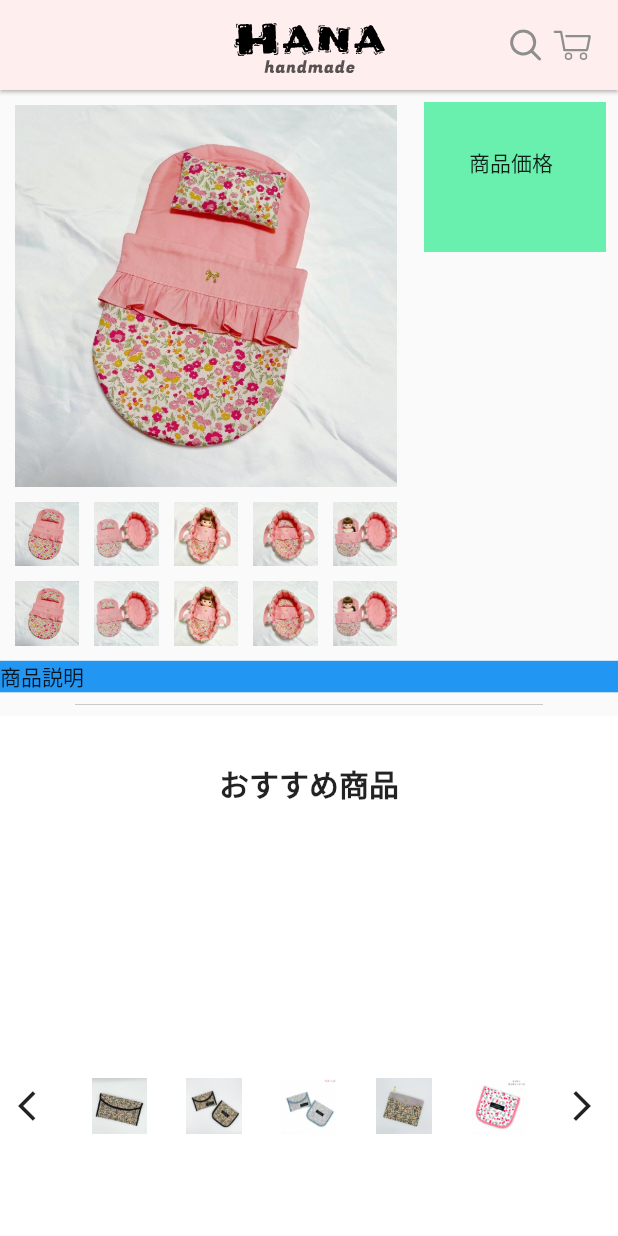
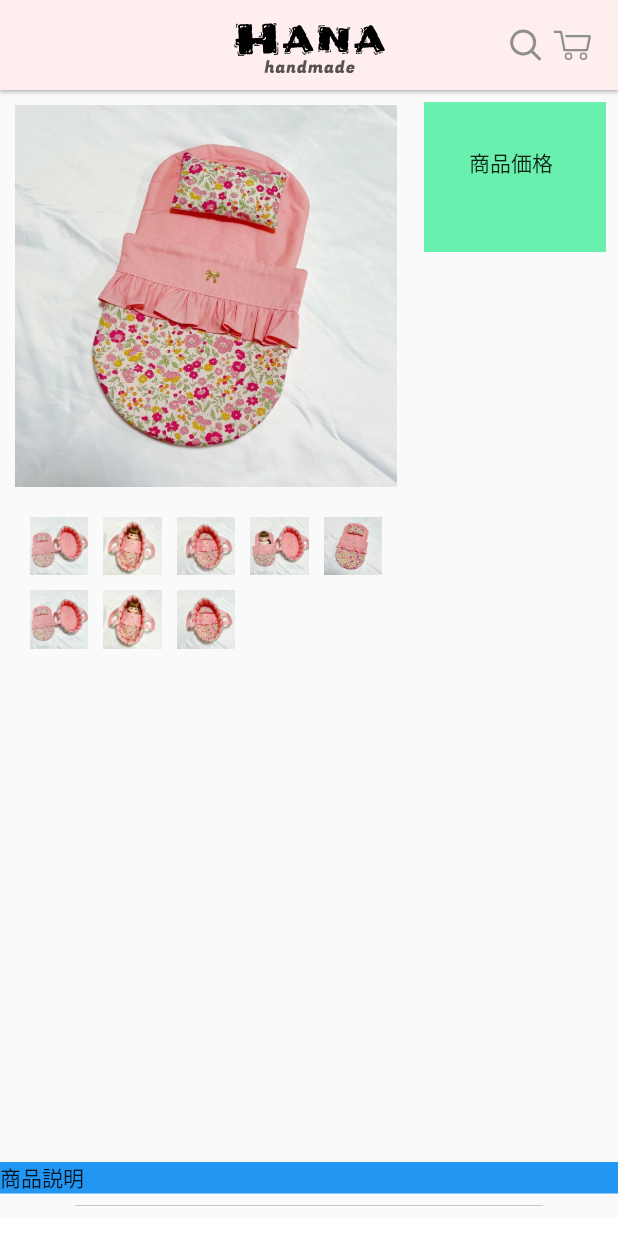
Before and after one commit to qiuyin/hana-handmade, a Flutter app: the ProductPage screen opened by its route, on a phone screen of 412 x 824 dp. Run offline on Flutter 3.47's test engine with Material 2 defaults, Android fonts, the phone set to English and light mode, and no system bars; drawn by our look-alikes of carousel_slider; our stand-ins replace flutter_svg, font_awesome_flutter, routemaster, sentry_flutter.

Commit message:
product_pageの商品画像追加--GtiView.countへ変更

```diff
--- a/lib/views/pages/product_page.dart
+++ b/lib/views/pages/product_page.dart
@@ -35,54 +35,29 @@ class ProductPage extends StatelessWidget {
                 Expanded(
                   flex: 2,
                   child: Container(
-                    padding: EdgeInsets.all(10),
+                    padding: const EdgeInsets.all(10.0),
                     child: Column(
                       children: [
                         Image.asset('images/item/1.jpg'),
-                        SizedBox(height: 10),
-                        Row(
-                          children: [
-                            Expanded(child: Image.asset('images/item/1.jpg')),
-                            SizedBox(
-                              width: 10,
+                        SizedBox(
+                          height: 10,
+                        ),
+                        SizedBox(
+                          height: 430,
+                          width: double.infinity,
+                          child: GridView.count(
+                            padding: const EdgeInsets.all(10.0),
+                            mainAxisSpacing: 10,
+                            crossAxisSpacing: 10,
+                            crossAxisCount: 5,
+                            children: List.generate(
+                              8,
+                              (index) {
+                                return Image.asset(
+                                    'images/item/${(index + 1) % 5 + 1}.jpg');
+                              },
                             ),
-                            Expanded(child: Image.asset('images/item/2.jpg')),
-                            SizedBox(
-                              width: 10,
-                            ),
-                            Expanded(child: Image.asset('images/item/3.jpg')),
-                            SizedBox(
-                              width: 10,
-                            ),
-                            Expanded(child: Image.asset('images/item/4.jpg')),
-                            SizedBox(
-                              width: 10,
-                            ),
-                            Expanded(child: Image.asset('images/item/5.jpg')),
-                          ],
-                        ),
-                        SizedBox(height: 10),
-                        Row(
-                          mainAxisAlignment: MainAxisAlignment.spaceEvenly,
-                          children: [
-                            Expanded(child: Image.asset('images/item/1.jpg')),
-                            SizedBox(
-                              width: 10,
-                            ),
-                            Expanded(child: Image.asset('images/item/2.jpg')),
-                            SizedBox(
-                              width: 10,
-                            ),
-                            Expanded(child: Image.asset('images/item/3.jpg')),
-                            SizedBox(
-                              width: 10,
-                            ),
-                            Expanded(child: Image.asset('images/item/4.jpg')),
-                            SizedBox(
-                              width: 10,
-                            ),
-                            Expanded(child: Image.asset('images/item/5.jpg')),
-                          ],
+                          ),
                         ),
                       ],
                     ),
@@ -207,3 +182,11 @@ class RecommendItemsContainer extends StatelessWidget {
     );
   }
 }
+
+final abcditem = [
+  'images/item/1.jpg',
+  'images/item/2.jpg',
+  'images/item/3.jpg',
+  'images/item/4.jpg',
+  'images/item/5.jpg',
+];
```
